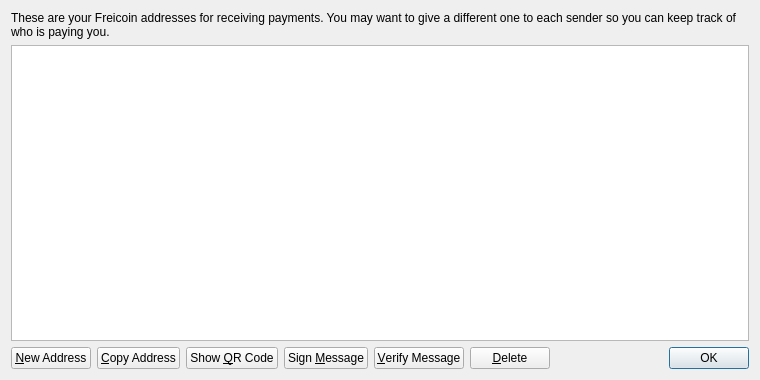
The window that src/qt/forms/addressbookpage.ui (verticoin/verticoin) describes before a commit, drawn with Qt 5.
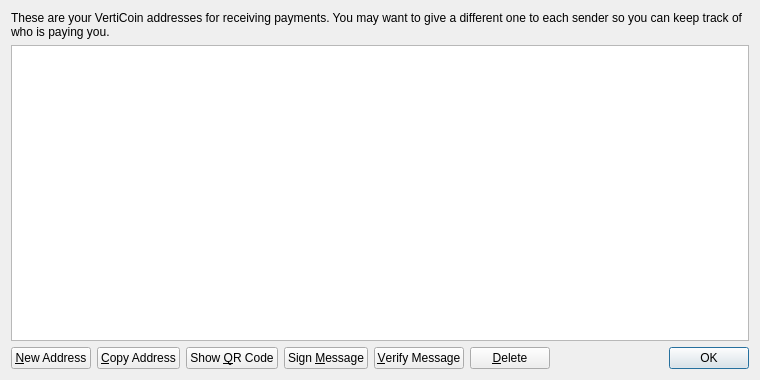
The same window after the commit. Icons and pictures are not drawn.

Patch:
```diff
--- a/src/qt/forms/addressbookpage.ui
+++ b/src/qt/forms/addressbookpage.ui
@@ -17,7 +17,7 @@
    <item>
     <widget class="QLabel" name="labelExplanation">
      <property name="text">
-      <string>These are your Freicoin addresses for receiving payments. You may want to give a different one to each sender so you can keep track of who is paying you.</string>
+      <string>These are your VertiCoin addresses for receiving payments. You may want to give a different one to each sender so you can keep track of who is paying you.</string>
      </property>
      <property name="textFormat">
       <enum>Qt::PlainText</enum>
```
Left out of the diff: 18 changed lines with no effect on the pictures.
